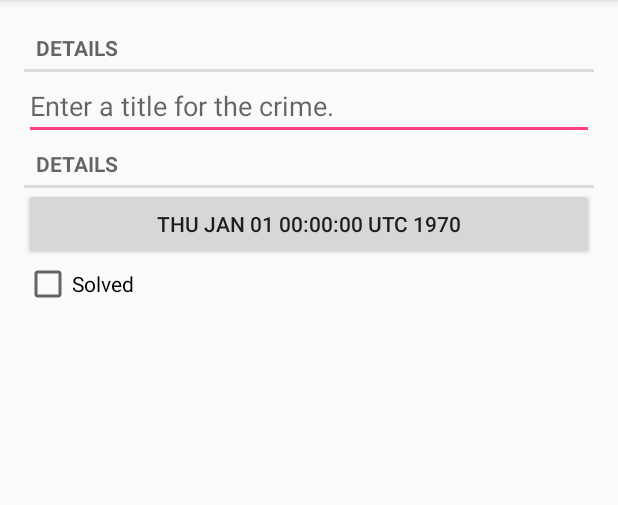
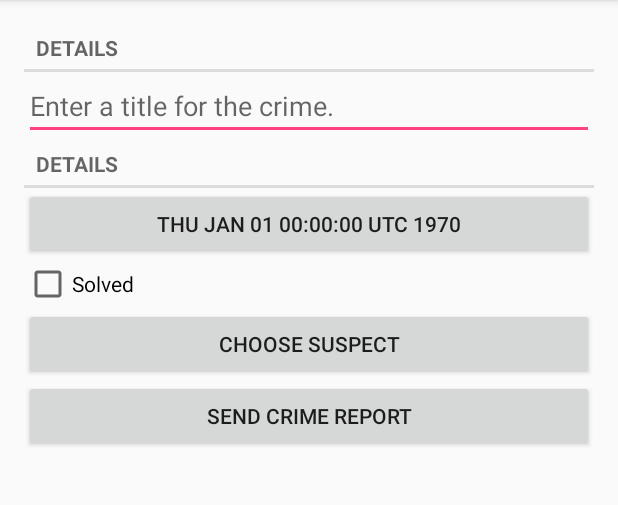
Before and after one commit to andreykoleber/CriminalIntent, an Android app: the screen it shows after launch (CrimePagerActivity), after a tap on "New Crime", on a phone screen of 412 x 824 dp, the part 84-589 px from its top. Run offline under Robolectric (Android 15) with nearby library versions, the phone set to English and light mode, and no system bars.

Commit message:
Added new Column Suspect to database

```diff
--- a/app/src/main/java/com/bigderanch/android/criminalintent/Crime.java
+++ b/app/src/main/java/com/bigderanch/android/criminalintent/Crime.java
@@ -9,6 +9,16 @@ public class Crime {
     private String mTitle;
     private Date mDate;
     private boolean mSolved;
+    private String mSuspect;
+
+    public String getSuspect() {
+        return mSuspect;
+    }
+
+    public void setSuspect(String suspect) {
+        mSuspect = suspect;
+    }
+
     private boolean mRequiresPolice;
 
     public boolean isRequiresPolice() {
--- a/app/src/main/java/com/bigderanch/android/criminalintent/CrimeLab.java
+++ b/app/src/main/java/com/bigderanch/android/criminalintent/CrimeLab.java
@@ -36,6 +36,8 @@ class CrimeLab {
         values.put(CrimeTable.Cols.TITLE, crime.getTitle());
         values.put(CrimeTable.Cols.DATE, crime.getDate().toString());
         values.put(CrimeTable.Cols.SOLVED, crime.isSolved() ? 1 : 0);
+        values.put(CrimeTable.Cols.SUSPECT, crime.getSuspect());
+
         return values;
     }
 
--- a/app/src/main/java/com/bigderanch/android/criminalintent/database/CrimeBaseHelper.java
+++ b/app/src/main/java/com/bigderanch/android/criminalintent/database/CrimeBaseHelper.java
@@ -23,7 +23,9 @@ public class CrimeBaseHelper extends SQLiteOpenHelper {
                 CrimeTable.Cols.UUID + ", " +
                 CrimeTable.Cols.TITLE + ", " +
                 CrimeTable.Cols.DATE + ", " +
-                CrimeTable.Cols.SOLVED + ")"
+                CrimeTable.Cols.SOLVED + "," +
+                CrimeTable.Cols.SUSPECT +
+                ")"
         );
     }
 
--- a/app/src/main/java/com/bigderanch/android/criminalintent/database/CrimeCursorWrapper.java
+++ b/app/src/main/java/com/bigderanch/android/criminalintent/database/CrimeCursorWrapper.java
@@ -19,11 +19,13 @@ public class CrimeCursorWrapper extends CursorWrapper {
         String title = getString(getColumnIndex(CrimeTable.Cols.TITLE));
         long date = getLong(getColumnIndex(CrimeTable.Cols.DATE));
         int isSolved = getInt(getColumnIndex(CrimeTable.Cols.SOLVED));
+        String suspect = getString(getColumnIndex(CrimeTable.Cols.SUSPECT));
 
         Crime crime = new Crime(UUID.fromString(uuidString));
         crime.setTitle(title);
         crime.setDate(new Date(date));
         crime.setSolved(isSolved != 0);
+        crime.setSuspect(suspect);
         return crime;
     }
 }
--- a/app/src/main/java/com/bigderanch/android/criminalintent/database/CrimeDbSchema.java
+++ b/app/src/main/java/com/bigderanch/android/criminalintent/database/CrimeDbSchema.java
@@ -13,6 +13,7 @@ public class CrimeDbSchema {
             public static final String TITLE = "title";
             public static final String DATE = "date";
             public static final String SOLVED = "solved";
+            public static final String SUSPECT = "suspect";
 
         }
     }
--- a/app/src/main/res/layout/fragment_crime.xml
+++ b/app/src/main/res/layout/fragment_crime.xml
@@ -34,4 +34,16 @@
         android:layout_height="wrap_content"
         android:text="@string/crime_solved_label"/>
 
+    <Button
+        android:id="@+id/crime_suspect"
+        android:layout_width="match_parent"
+        android:layout_height="wrap_content"
+        android:text="@string/crime_suspect_text"/>
+
+    <Button
+        android:id="@+id/crime_report"
+        android:layout_width="match_parent"
+        android:layout_height="wrap_content"
+        android:text="@string/crime_report_text"/>
+
 </LinearLayout>
--- a/app/src/main/res/values/strings.xml
+++ b/app/src/main/res/values/strings.xml
@@ -10,9 +10,10 @@
     <string name="show_subtitle">Show subtitle</string>
     <string name="hide_subtitle">Hide subtitle</string>
     <string name="subtitle_format">%1$d crimes</string>
+    <string name="crime_suspect_text">Choose Suspect</string>
+    <string name="crime_report_text">Send Crime Report</string>
     <plurals name="subtitle_plural">
         <item quantity="one">%1$d crime</item>
         <item quantity="other">%1$d crimes</item>
     </plurals>
-
 </resources>
```
